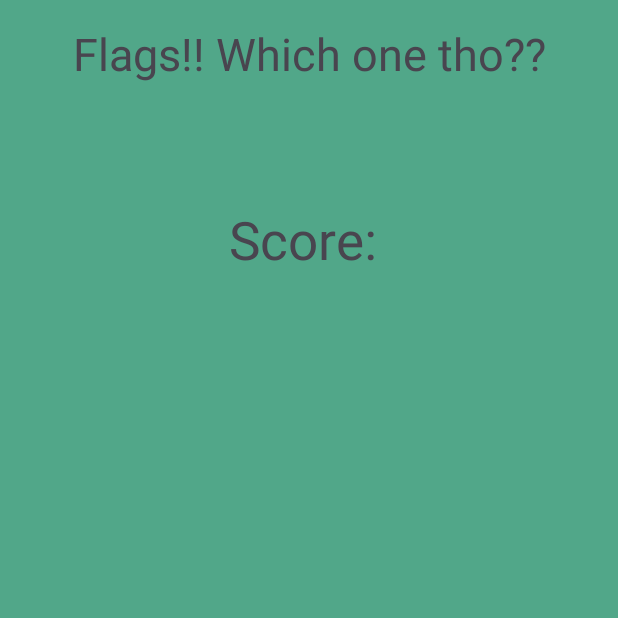
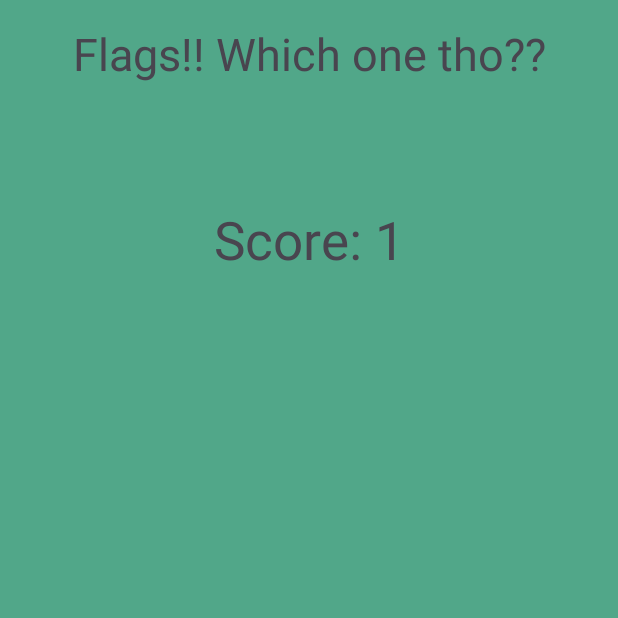
Before and after one commit to Hassan-Melhim/FlagGame, an Android app: the screen it shows after launch (MainActivity), on a phone screen of 412 x 824 dp, the top half of it. Run offline under Robolectric (Android 15) with nearby library versions, the phone set to English and light mode, and no system bars; 4 statements that could not run were skipped.

Commit message:
final commit

```diff
--- a/app/src/main/java/edu/birzeit/myapplication/MainActivity.java
+++ b/app/src/main/java/edu/birzeit/myapplication/MainActivity.java
@@ -27,6 +27,7 @@ import java.util.Random;
 
 public class MainActivity extends AppCompatActivity {
     RecyclerView recyclerView;
+    TextView scoreField;
     int score, index;
 
     ArrayList <Question> list = new ArrayList();
@@ -38,6 +39,7 @@ public class MainActivity extends AppCompatActivity {
 
         //Initializing variables
         recyclerView = findViewById(R.id.recyclerview);
+        scoreField = findViewById(R.id.Score);
 
         score = 0;
         index = 0;
@@ -55,9 +57,6 @@ public class MainActivity extends AppCompatActivity {
         recyclerView.setLayoutManager(new LinearLayoutManager(this));
         recyclerView.setAdapter(new Adapter(this, this.list));
 
-
-
-
         runTest();
     }
 
@@ -66,27 +65,37 @@ public class MainActivity extends AppCompatActivity {
         Adapter adapter = (Adapter) recyclerView.getAdapter();
         adapter.notifyDataSetChanged();
 
-        Handler handler = new Handler();
-        handler.postDelayed(new Runnable() {
-            @Override
-            public void run() {
-                index ++;
-                if(score <= 1000 || score >= -100){
+        score = adapter.getScore();
+        scoreField.setText("Score: " + score);
+
         if(index >= list.size()){
             //check if user has ran through the list of questions or not
             Collections.shuffle(list);
             index = 0;
             runTest();
         }
-                }
-                else if(score > 1000){
+
+         if(score > 1000){
             //win prompt
+            TextView img =(TextView) findViewById(R.id.Title);
+            img.setText("Yay");
         }
 
         else if (score < -100){
             //lose prompt
+            scoreField.setText("loser");
         }
 
+        Handler handler = new Handler();
+        handler.postDelayed(new Runnable() {
+            @Override
+            public void run() {
+
+                if(score <= 1000 || score >= -100){
+
+                }
+
+                runTest();
             }
         }, 2000);
     }
```
Also changed, not shown: app/src/main/java/edu/birzeit/myapplication/Adapter.java (+82 -23 lines), app/src/main/java/edu/birzeit/myapplication/ViewHolder.java (+0 -12 lines). Lines whose indentation alone changed are shown as unchanged.
